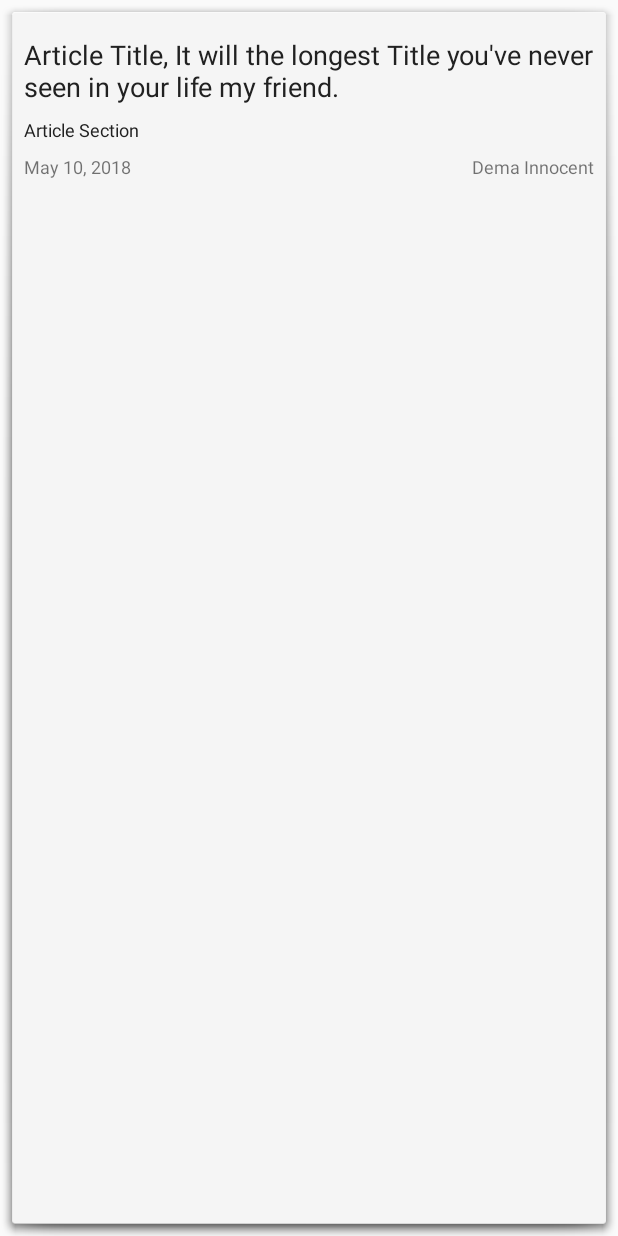
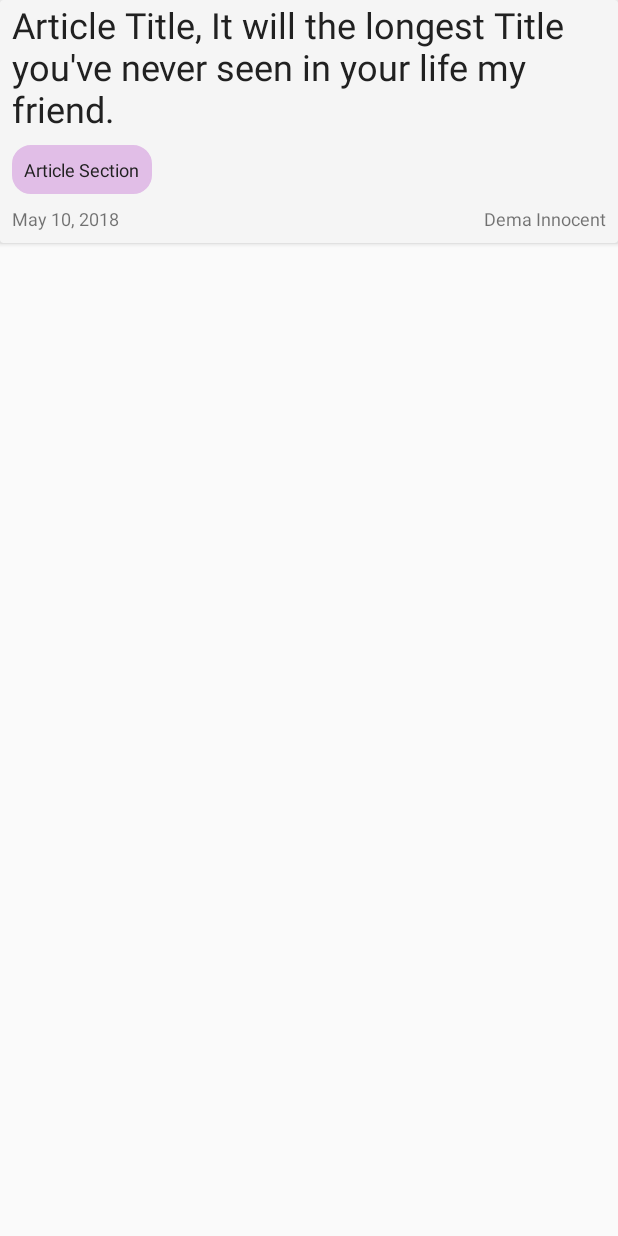
Before and after one commit to angwandi/NewsAppABNSGU, an Android app: the layout activity_news_app_list_items.xml on its own in the app's theme, with its tools: preview values and no code run, on a phone screen of 412 x 824 dp. Run offline under Robolectric (Android 15) with nearby library versions, the phone set to English and light mode, and no system bars.

Commit message:
Add polish face 2

```diff
--- a/app/src/main/java/com/example/demad/newsapp/NewsApp.java
+++ b/app/src/main/java/com/example/demad/newsapp/NewsApp.java
@@ -76,5 +76,4 @@ public class NewsApp {
     public String getUrl() {
         return mUrl;
     }
-
 }
--- a/app/src/main/java/com/example/demad/newsapp/NewsAppAdapter.java
+++ b/app/src/main/java/com/example/demad/newsapp/NewsAppAdapter.java
@@ -3,6 +3,7 @@ package com.example.demad.newsapp;
 import android.annotation.SuppressLint;
 import android.content.Context;
 import android.support.annotation.NonNull;
+import android.support.design.chip.Chip;
 import android.view.LayoutInflater;
 import android.view.View;
 import android.view.ViewGroup;
@@ -45,8 +46,8 @@ public class NewsAppAdapter extends ArrayAdapter<NewsApp> {
         assert currentNewsApp != null;
         articleTitleTextView.setText(currentNewsApp.getArticle_title());
         //Find the TextView with ID article_section
-        TextView articleSectionTextView = listItemView.findViewById(R.id.article_section);
-        articleSectionTextView.setText(currentNewsApp.getArticle_section());
+        TextView articleSectionChip = listItemView.findViewById(R.id.article_section);
+        articleSectionChip.setText(currentNewsApp.getArticle_section());
         //Find the TextView with ID date
         TextView dateTextView = listItemView.findViewById(R.id.article_date);
         dateTextView.setText(currentNewsApp.getDate());
--- a/app/src/main/java/com/example/demad/newsapp/QueryUtils.java
+++ b/app/src/main/java/com/example/demad/newsapp/QueryUtils.java
@@ -1,6 +1,7 @@
 package com.example.demad.newsapp;
 
 import android.net.Uri;
+import android.support.design.chip.Chip;
 import android.util.Log;
 
 import org.json.JSONArray;
--- /dev/null
+++ b/app/src/main/res/drawable/textbackground.xml
@@ -0,0 +1,13 @@
+<?xml version="1.0" encoding="utf-8"?>
+<shape xmlns:android="http://schemas.android.com/apk/res/android"
+  android:shape="rectangle">
+  <corners
+    android:layout_width="match_parent"
+    android:layout_height="match_parent"
+    android:radius="12dp" />
+  <stroke
+    android:layout_width="match_parent"
+    android:layout_height="match_parent"
+    android:width="1dip"
+    android:color="@color/colorPrimary" />
+</shape>
--- a/app/src/main/res/layout/activity_news_app.xml
+++ b/app/src/main/res/layout/activity_news_app.xml
@@ -9,7 +9,11 @@
     android:id="@+id/list"
     android:layout_width="match_parent"
     android:layout_height="match_parent"
-    android:orientation="vertical" />
+    android:divider="@android:color/transparent"
+    android:dividerHeight="10dp"
+    android:orientation="vertical"
+    android:scrollbars="none"
+    android:padding="16dp" />
   <!-- Empty view is only visible when the list has no items. -->
   <TextView
     android:id="@+id/empty_view"
--- a/app/src/main/res/layout/activity_news_app_list_items.xml
+++ b/app/src/main/res/layout/activity_news_app_list_items.xml
@@ -1,20 +1,24 @@
-<LinearLayout xmlns:android="http://schemas.android.com/apk/res/android"
+<android.support.design.card.MaterialCardView xmlns:android="http://schemas.android.com/apk/res/android"
   xmlns:tools="http://schemas.android.com/tools"
   android:layout_width="match_parent"
-  android:layout_height="match_parent"
-  android:background="@android:drawable/dialog_holo_light_frame"
+  android:layout_height="wrap_content"
+  xmlns:app="http://schemas.android.com/apk/res-auto"
+  app:cardBackgroundColor="#f5f5f5">
+
+  <LinearLayout
+    android:layout_width="match_parent"
+    android:layout_height="wrap_content"
     android:orientation="vertical"
-  android:paddingLeft="16dp"
-  android:paddingRight="16dp">
+    android:paddingLeft="8dp"
+    android:paddingRight="8dp">
 
     <TextView
       android:id="@+id/article_tile"
       android:layout_width="match_parent"
       android:layout_height="wrap_content"
       android:layout_marginBottom="8dp"
-    android:layout_marginTop="16dp"
       android:textColor="@color/colorPrimaryText"
-    android:textSize="18sp"
+      android:textSize="24sp"
       tools:text="Article Title, It will the longest Title you've never seen in your life my friend." />
 
     <TextView
@@ -22,9 +26,13 @@
       android:layout_width="wrap_content"
       android:layout_height="wrap_content"
       android:layout_marginBottom="8dp"
+      android:background="@drawable/textbackground"
+      android:backgroundTint="@color/colorLightPrimary"
       android:maxLines="1"
+      android:padding="8dp"
       android:textColor="@color/colorPrimaryText"
       android:textSize="12sp"
+      tools:targetApi="lollipop"
       tools:text="Article Section" />
 
     <LinearLayout
@@ -52,3 +60,4 @@
         tools:text="Dema Innocent" />
     </LinearLayout>
   </LinearLayout>
+</android.support.design.card.MaterialCardView>
```
Also changed, not shown: app/build.gradle (+6 -4 lines). Lines whose indentation alone changed are shown as unchanged.
